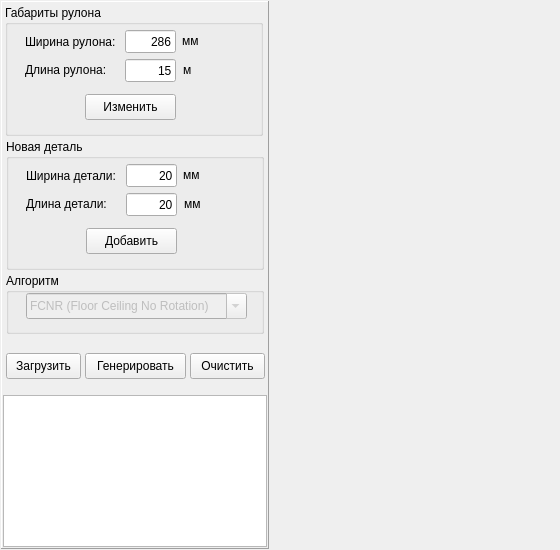
VitalyGladyshev/d2sp, file mainwindow.ui: the form before one commit.
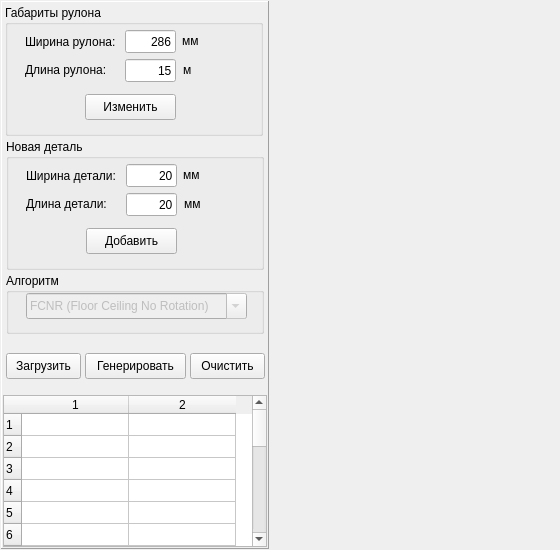
The form after the commit.

Commit message: Оживил интерфейс

```diff
--- a/mainwindow.ui
+++ b/mainwindow.ui
@@ -271,7 +271,7 @@
             <rect>
              <x>178</x>
              <y>57</y>
-             <width>16</width>
+             <width>31</width>
              <height>16</height>
             </rect>
            </property>
@@ -319,7 +319,7 @@
             <rect>
              <x>177</x>
              <y>28</y>
-             <width>21</width>
+             <width>31</width>
              <height>16</height>
             </rect>
            </property>
@@ -392,7 +392,51 @@
         </widget>
        </item>
        <item>
-        <widget class="QTableView" name="tableView"/>
+        <widget class="QTableWidget" name="tableWidget">
+         <property name="rowCount">
+          <number>20</number>
+         </property>
+         <property name="columnCount">
+          <number>2</number>
+         </property>
+         <attribute name="horizontalHeaderDefaultSectionSize">
+          <number>107</number>
+         </attribute>
+         <attribute name="horizontalHeaderMinimumSectionSize">
+          <number>21</number>
+         </attribute>
+         <attribute name="verticalHeaderVisible">
+          <bool>true</bool>
+         </attribute>
+         <attribute name="verticalHeaderDefaultSectionSize">
+          <number>22</number>
+         </attribute>
+         <attribute name="verticalHeaderMinimumSectionSize">
+          <number>22</number>
+         </attribute>
+         <row/>
+         <row/>
+         <row/>
+         <row/>
+         <row/>
+         <row/>
+         <row/>
+         <row/>
+         <row/>
+         <row/>
+         <row/>
+         <row/>
+         <row/>
+         <row/>
+         <row/>
+         <row/>
+         <row/>
+         <row/>
+         <row/>
+         <row/>
+         <column/>
+         <column/>
+        </widget>
        </item>
       </layout>
      </widget>
```
Left out of the diff: 1 changed line with no effect on the pictures. The commit also changes 3 other files.
